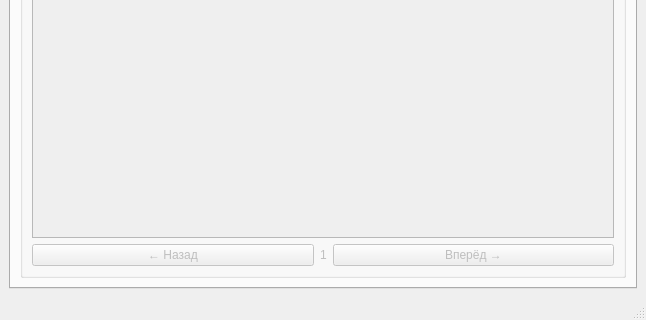
The window that design.ui (Atronar/VKStuff) describes before a commit, drawn with Qt 5; both pictures show x 0 to 646 and y 444 to 764 of the 646 by 764 pixel window.
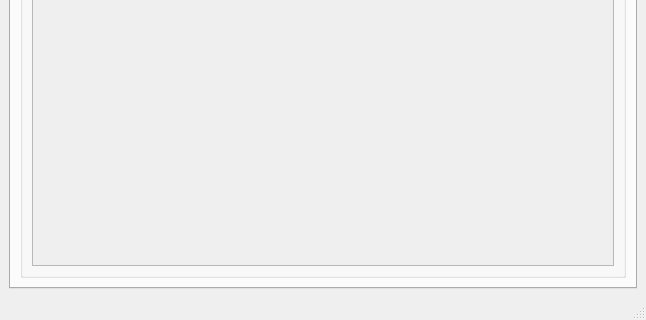
The same window after the commit. The open tabs and pages were chosen to show the change.

Commit message: Вместо постраничного поиска отображаются полные результаты

The edit to the form file:
```diff
--- a/design.ui
+++ b/design.ui
@@ -458,52 +458,6 @@
              </column>
             </widget>
            </item>
-           <item>
-            <layout class="QHBoxLayout" name="vkspp_page_horizontalLayout">
-             <item>
-              <widget class="QPushButton" name="vkspp_backward_pushButton">
-               <property name="sizePolicy">
-                <sizepolicy hsizetype="Expanding" vsizetype="Fixed">
-                 <horstretch>0</horstretch>
-                 <verstretch>0</verstretch>
-                </sizepolicy>
-               </property>
-               <property name="text">
-                <string>← Назад</string>
-               </property>
-              </widget>
-             </item>
-             <item>
-              <widget class="QLabel" name="vkspp_page_label">
-               <property name="sizePolicy">
-                <sizepolicy hsizetype="Preferred" vsizetype="Preferred">
-                 <horstretch>0</horstretch>
-                 <verstretch>0</verstretch>
-                </sizepolicy>
-               </property>
-               <property name="text">
-                <string>1</string>
-               </property>
-               <property name="alignment">
-                <set>Qt::AlignCenter</set>
-               </property>
-              </widget>
-             </item>
-             <item>
-              <widget class="QPushButton" name="vkspp_forward_pushButton">
-               <property name="sizePolicy">
-                <sizepolicy hsizetype="Expanding" vsizetype="Fixed">
-                 <horstretch>0</horstretch>
-                 <verstretch>0</verstretch>
-                </sizepolicy>
-               </property>
-               <property name="text">
-                <string>Вперёд →</string>
-               </property>
-              </widget>
-             </item>
-            </layout>
-           </item>
           </layout>
          </widget>
         </item>
```
The commit also changes 2 other files.
